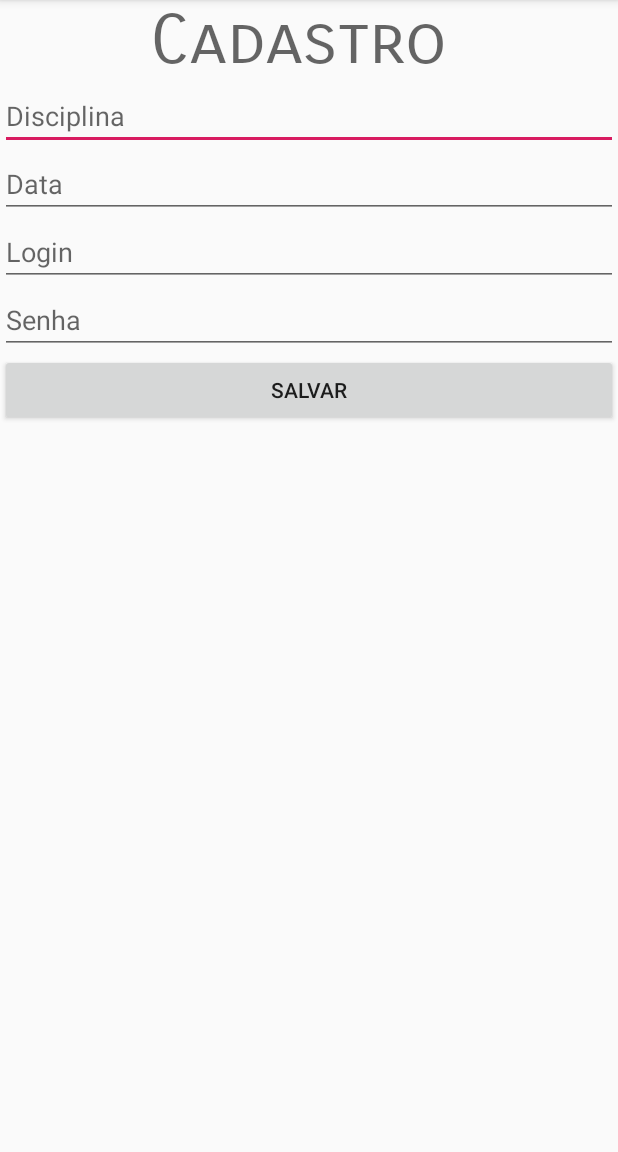
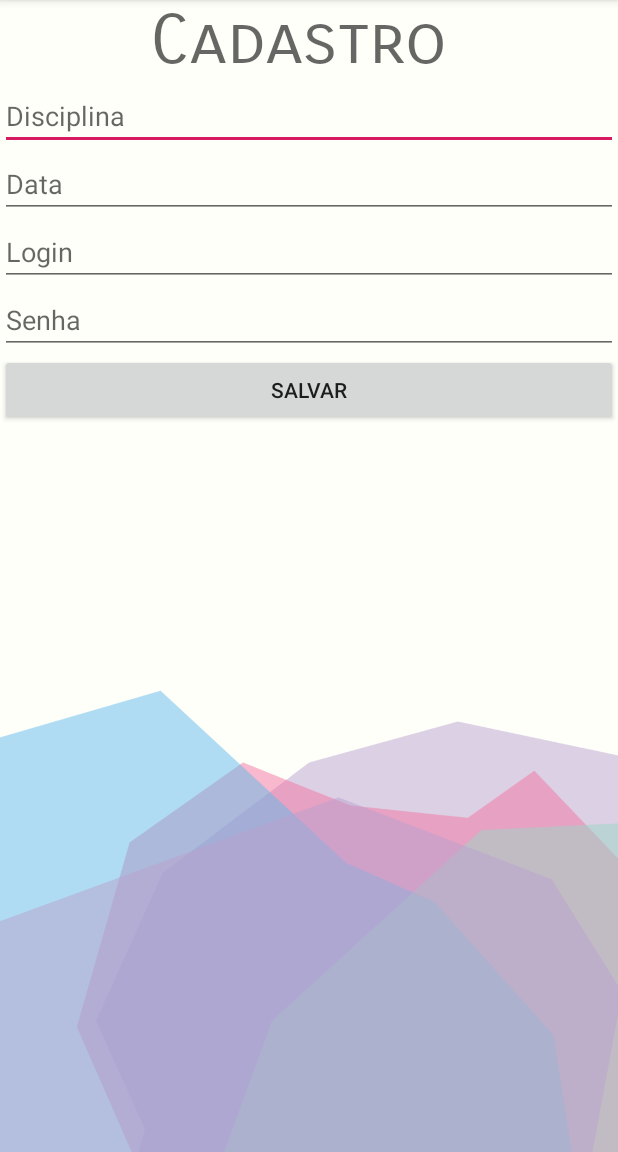
Before and after one commit to lucasantonio12/StudyManagerOficial, an Android app: the CadastroLogin screen opened directly, with no data from a screen before it, on a phone screen of 412 x 824 dp, the part 84-1236 px from its top. Run offline under Robolectric (Android 15) with nearby library versions, the phone set to English and light mode, and no system bars; our stand-ins replace Room's generated code.

Commit message:
inserção de backgrouds

```diff
--- a/app/src/main/res/layout/activity_cadastro_login.xml
+++ b/app/src/main/res/layout/activity_cadastro_login.xml
@@ -5,6 +5,7 @@
     android:layout_width="match_parent"
     android:layout_height="match_parent"
     android:orientation="vertical"
+    android:background="@drawable/background2"
     tools:context=".viewlogin.CadastroLogin">
 
     <TextView
--- a/app/src/main/res/layout/activity_login_view.xml
+++ b/app/src/main/res/layout/activity_login_view.xml
@@ -5,6 +5,7 @@
     android:layout_width="match_parent"
     android:layout_height="match_parent"
     android:orientation="vertical"
+    android:background="@drawable/background1"
     tools:context=".viewlogin.LoginView">
 
     <EditText
```
Also changed, not shown: app/src/main/res/drawable/background1.png (added), app/src/main/res/drawable/background2.png (added).
